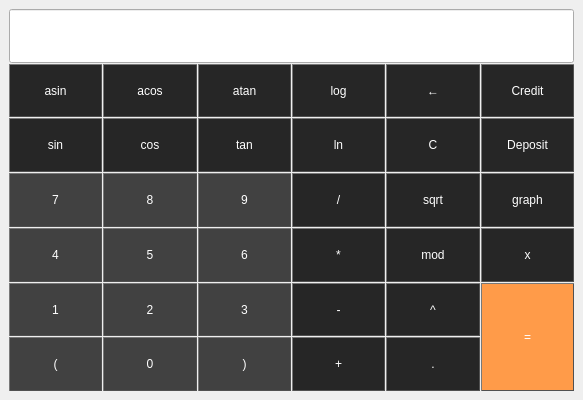
Above: src/new_source/SmartCalc/smartcalcmainview.ui from daryakovzhun/calc_plusplus before the change. Below: the same form after it.
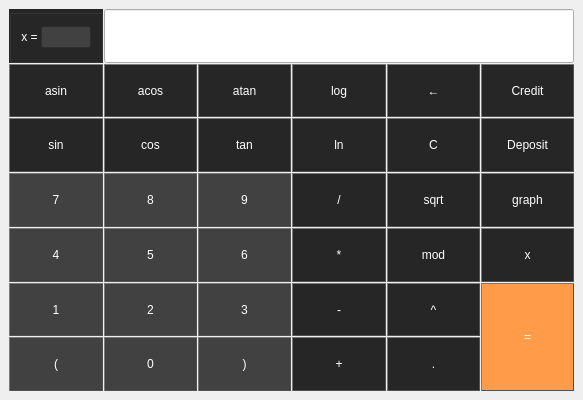
That is the form after the change.

Commit message: add enter x

Diff of the .ui file:
```diff
--- a/src/new_source/SmartCalc/smartcalcmainview.ui
+++ b/src/new_source/SmartCalc/smartcalcmainview.ui
@@ -565,25 +565,6 @@
         </property>
        </widget>
       </item>
-      <item row="0" column="0" colspan="6">
-       <widget class="QLineEdit" name="result">
-        <property name="sizePolicy">
-         <sizepolicy hsizetype="MinimumExpanding" vsizetype="MinimumExpanding">
-          <horstretch>0</horstretch>
-          <verstretch>0</verstretch>
-         </sizepolicy>
-        </property>
-        <property name="font">
-         <font>
-          <family>Arial</family>
-          <pointsize>20</pointsize>
-         </font>
-        </property>
-        <property name="alignment">
-         <set>Qt::AlignRight|Qt::AlignTrailing|Qt::AlignVCenter</set>
-        </property>
-       </widget>
-      </item>
       <item row="3" column="0">
        <widget class="QPushButton" name="button_7">
         <property name="sizePolicy">
@@ -977,6 +958,90 @@
         </property>
        </widget>
       </item>
+      <item row="0" column="1" colspan="5">
+       <widget class="QLineEdit" name="result">
+        <property name="sizePolicy">
+         <sizepolicy hsizetype="MinimumExpanding" vsizetype="MinimumExpanding">
+          <horstretch>0</horstretch>
+          <verstretch>0</verstretch>
+         </sizepolicy>
+        </property>
+        <property name="font">
+         <font>
+          <family>Arial</family>
+          <pointsize>20</pointsize>
+         </font>
+        </property>
+        <property name="alignment">
+         <set>Qt::AlignRight|Qt::AlignTrailing|Qt::AlignVCenter</set>
+        </property>
+       </widget>
+      </item>
+      <item row="0" column="0">
+       <widget class="QGroupBox" name="groupBox">
+        <property name="sizePolicy">
+         <sizepolicy hsizetype="MinimumExpanding" vsizetype="MinimumExpanding">
+          <horstretch>0</horstretch>
+          <verstretch>0</verstretch>
+         </sizepolicy>
+        </property>
+        <property name="styleSheet">
+         <string notr="true">background-color: rgb(38, 38, 38);
+color: rgb(255, 255, 255);</string>
+        </property>
+        <property name="title">
+         <string/>
+        </property>
+        <layout class="QGridLayout" name="gridLayout_3">
+         <item row="0" column="1">
+          <layout class="QHBoxLayout" name="horizontalLayout">
+           <property name="spacing">
+            <number>3</number>
+           </property>
+           <item>
+            <widget class="QLabel" name="label">
+             <property name="sizePolicy">
+              <sizepolicy hsizetype="Maximum" vsizetype="Maximum">
+               <horstretch>0</horstretch>
+               <verstretch>0</verstretch>
+              </sizepolicy>
+             </property>
+             <property name="text">
+              <string>x =</string>
+             </property>
+             <property name="alignment">
+              <set>Qt::AlignCenter</set>
+             </property>
+            </widget>
+           </item>
+           <item>
+            <widget class="QLineEdit" name="enter_x">
+             <property name="sizePolicy">
+              <sizepolicy hsizetype="Maximum" vsizetype="Fixed">
+               <horstretch>0</horstretch>
+               <verstretch>0</verstretch>
+              </sizepolicy>
+             </property>
+             <property name="maximumSize">
+              <size>
+               <width>50</width>
+               <height>16777215</height>
+              </size>
+             </property>
+             <property name="styleSheet">
+              <string notr="true">background-color: rgb(65, 65, 65);
+color: rgb(255, 255, 255);</string>
+             </property>
+             <property name="alignment">
+              <set>Qt::AlignLeading|Qt::AlignLeft|Qt::AlignVCenter</set>
+             </property>
+            </widget>
+           </item>
+          </layout>
+         </item>
+        </layout>
+       </widget>
+      </item>
      </layout>
     </item>
    </layout>
```
Left out of the diff: 2 changed lines with no effect on the pictures. The commit also changes 2 other files.
